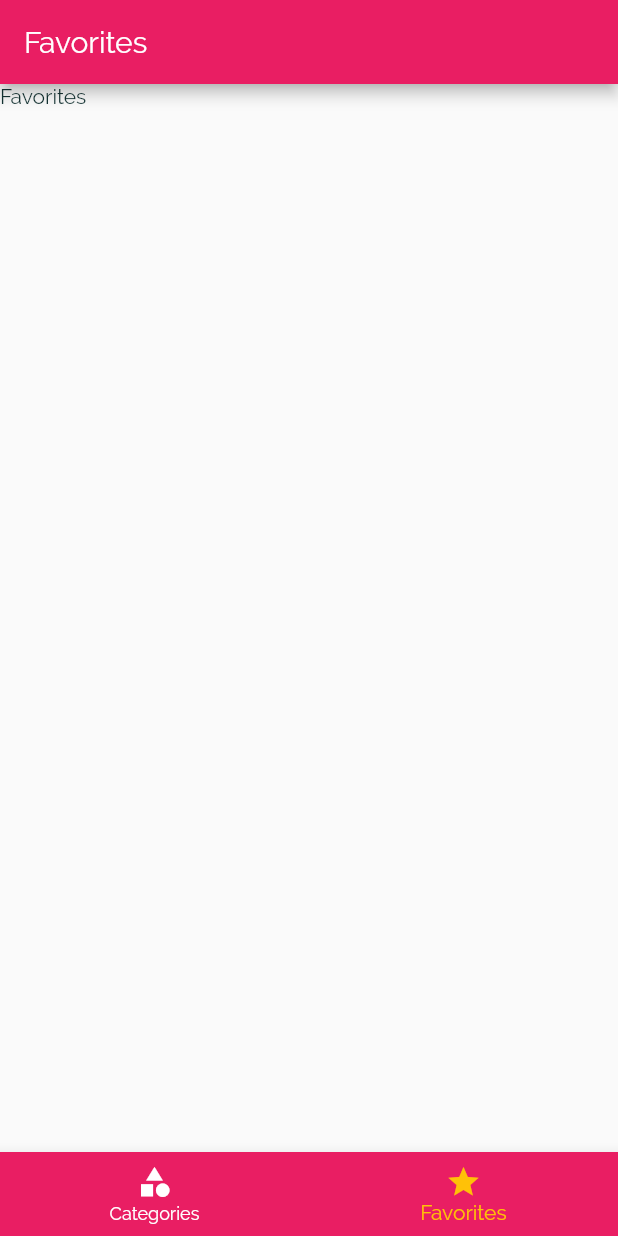
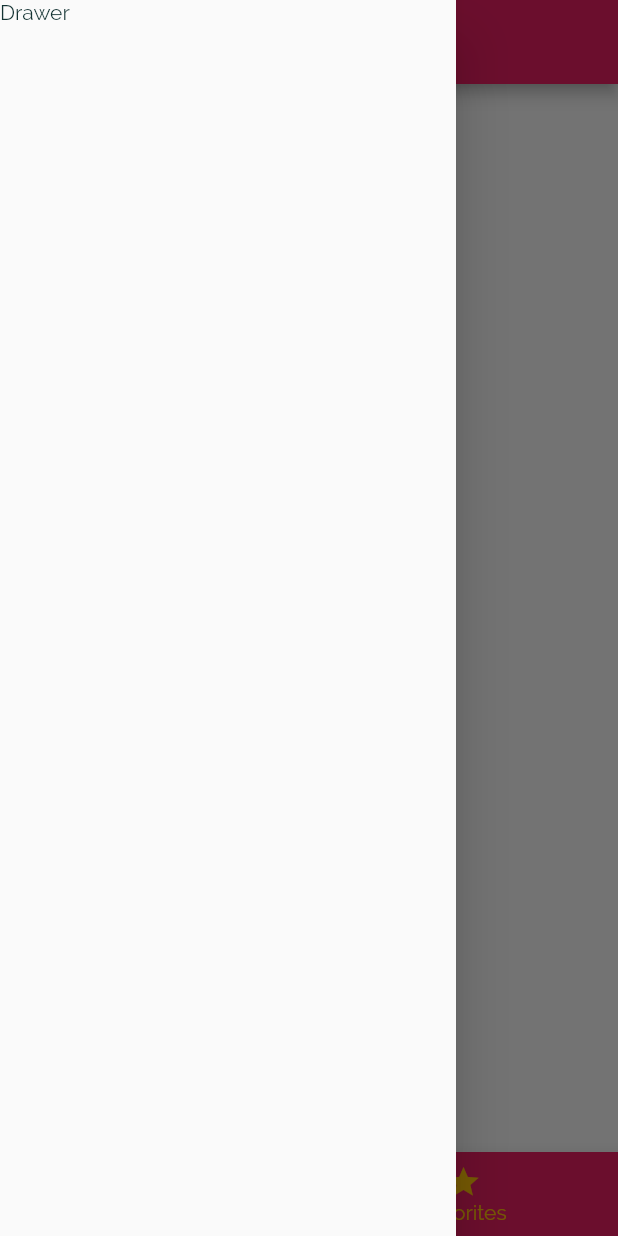
Before and after one commit to Plasmoxy/Bloomflute, a Flutter app: the screen it shows after launch, item 2 of the bottom bar chosen, with the side drawer open (before the commit the screen has no drawer), on a phone screen of 412 x 824 dp. Run offline on Flutter 3.47's test engine with Material 2 defaults, Android fonts, the phone set to English and light mode, and no system bars.

Commit message:
Update tabs_screen.dart

```diff
--- a/FlutterUdemy/meals_app/lib/screens/tabs_screen.dart
+++ b/FlutterUdemy/meals_app/lib/screens/tabs_screen.dart
@@ -13,8 +13,6 @@ class _TabsScreenState extends State<TabsScreen> {
     FavoritesScreen(),
   ];
 
-  final _titles = ['Meal App', 'Favorites'];
-
   int _pageIdx = 0;
 
   void _selectPage(int index) {
@@ -27,9 +25,12 @@ class _TabsScreenState extends State<TabsScreen> {
   Widget build(BuildContext context) {
     return Scaffold(
       appBar: AppBar(
-        title: Text(_titles[_pageIdx]),
+        title: Text('Meal App'),
       ),
       body: _pages[_pageIdx],
+      drawer: Drawer(
+        child: Text('Drawer'),
+      ),
       bottomNavigationBar: BottomNavigationBar(
         onTap: _selectPage,
         currentIndex: _pageIdx,
```
